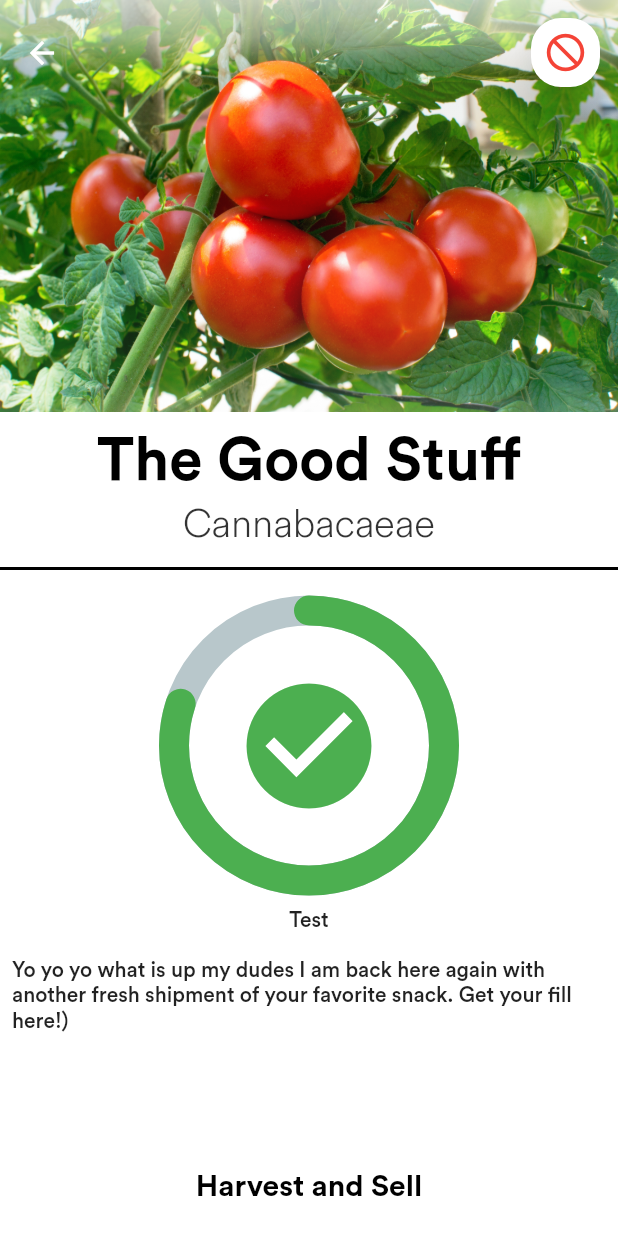
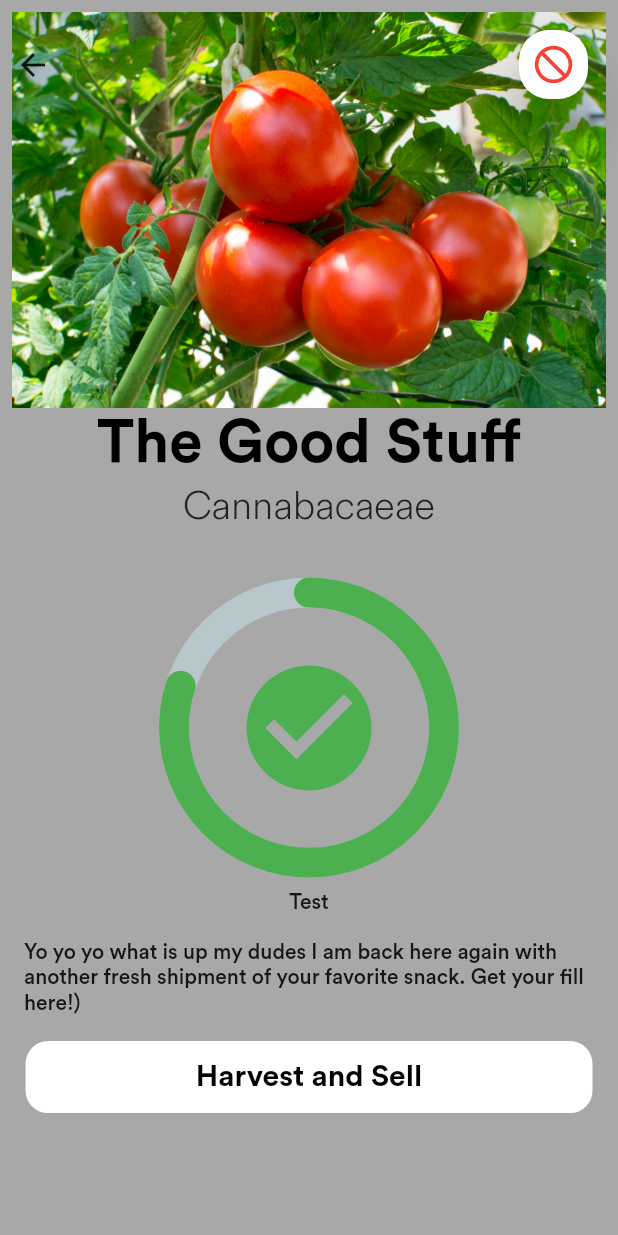
Before and after one commit to PrasannS/farming_app, a Flutter app: the PlantDetails screen opened directly, on a phone screen of 412 x 824 dp. Run offline on Flutter 3.47's test engine with Material 2 defaults, Android fonts, the phone set to English and light mode, and no system bars; drawn by our look-alikes of percent_indicator; our stand-ins replace cloud_firestore, curved_navigation_bar, firebase_auth, firebase_storage, font_awesome_flutter, geolocator and 2 more; accounts and stored records are empty.

Commit message:
fixed vincent's doodoo

```diff
--- a/lib/screens/plant_details.dart
+++ b/lib/screens/plant_details.dart
@@ -1,3 +1,4 @@
+import 'package:farming_app/screens/post_page.dart';
 import 'package:flutter/material.dart';
 import 'package:percent_indicator/circular_percent_indicator.dart';
 
@@ -12,11 +13,11 @@ class _PlantDetailsState extends State<PlantDetails> {
     return Scaffold(
       backgroundColor: Colors.grey.withOpacity(0.9),
       body: SingleChildScrollView(
-        child: SafeArea(
-          child: Container(
-            height: MediaQuery.of(context).size.height,
-            width: MediaQuery.of(context).size.width,
-            color: Colors.white,
+        padding: const EdgeInsets.all(8.0),
+        child: ConstrainedBox(
+          constraints: BoxConstraints(
+            minHeight: MediaQuery.of(context).size.height
+          ),
           child: Column(
           children: [
             Stack(
@@ -25,42 +26,15 @@ class _PlantDetailsState extends State<PlantDetails> {
                    child: Image.asset("assets/img/tomatoes.jpeg",
                    fit: BoxFit.cover,),
                 ),
-                  Align(
-                    alignment: Alignment.topCenter,
-                    child: Container(
-                      height: 100,
-                      decoration: BoxDecoration(
-                        gradient: LinearGradient(
-                          // Where the linear gradient begins and ends
-                          begin: Alignment.topCenter,
-                          end: Alignment.bottomCenter,
-                          // Add one stop for each color. Stops should increase from 0 to 1
-                          colors: [
-                            // Colors are easy thanks to Flutter's Colors class.
-                            Colors.white.withOpacity(0.7),
-                            Colors.white.withOpacity(0.5),
-                            Colors.white.withOpacity(0.07),
-                            Colors.white.withOpacity(0.05),
-                            Colors.white.withOpacity(0.025),
-                          ],
-                        ),
-                      ),
-                      child: Padding(
-                        padding: const EdgeInsets.only(top: 8),
-                        child: Container(),
-                      ),
-                    ),
-                  ),
+
                 Row(
                   mainAxisAlignment: MainAxisAlignment.spaceBetween,
                   children: [
-                      Padding(
-                        padding: const EdgeInsets.all(4.0),
-                        child: IconButton(icon: Icon(Icons.arrow_back,color: Colors.white,),
-                        onPressed: (){
-                          Navigator.pop(context);
-                        })
-                      ),
+                    InkWell(
+                        onTap: () => Navigator.pop(context),
+                        child: Padding(
+                            padding: EdgeInsets.all(2.0),
+                            child: const Icon(Icons.arrow_back))),
                     Row(
                       children: [
                         Padding(
@@ -81,36 +55,14 @@ class _PlantDetailsState extends State<PlantDetails> {
                     ),
                   ],
                 ),
-                  Align(alignment: Alignment.bottomCenter,
-                  child: Container(
-                    height: 380,
-                    decoration: BoxDecoration(
-                      // Box decoration takes a gradient
-                      gradient: LinearGradient(
-                        // Where the linear gradient begins and ends
-                        begin: Alignment.bottomCenter,
-                        end: Alignment.topCenter,
-                        // Add one stop for each color. Stops should increase from 0 to 1
-                        colors: [
-                          Colors.white,
-                          Colors.white.withOpacity(0.09),
-                          Colors.white.withOpacity(0.01),
-                          Colors.white.withOpacity(0.00001),
+
               ],
             ),
-                      border: Border(
-                        bottom: BorderSide(width: 2)
-                      ),
 
-                    ),
-                    child: Padding(
-                      padding: const EdgeInsets.only(top: 8.0),
-                      child: Container(),
-                    ),
-                  ),),
-                  Positioned(
-                    bottom: 0,
-                    child: Container(
+            Expanded(
+              child: Column(
+                children: [
+                  Container(
                     width: MediaQuery.of(context).size.width,
                     alignment: Alignment.bottomCenter,
                     child: Column(
@@ -136,13 +88,6 @@ class _PlantDetailsState extends State<PlantDetails> {
                       ],
                     ),
                   ),
-                  )
-                ],
-              ),
-
-              Expanded(
-                child: Column(
-                  children: [
                   Padding(
                     padding: const EdgeInsets.all(8),
                   ),
@@ -182,7 +127,9 @@ class _PlantDetailsState extends State<PlantDetails> {
                     child: Text('Yo yo yo what is up my dudes I am back here again with another fresh shipment of your favorite snack. Get your fill here!)',
                     ),),
                   ),
-                    Padding(
+                  GestureDetector(
+                    onTap: () => print('go to post page'),
+                    child: Padding(
                       padding:
                       const EdgeInsets.all(9),
                       child: Material(
@@ -198,9 +145,11 @@ class _PlantDetailsState extends State<PlantDetails> {
                               style: TextStyle(
                                   color: Colors.black,
                                   fontWeight: FontWeight.bold,
-                                  fontSize: 20.0),
+                                  fontSize: 20.0
+                              ),
                             ),
                           )),
+                    ),
                   ),
                 ],
               ),
@@ -209,7 +158,6 @@ class _PlantDetailsState extends State<PlantDetails> {
           ),
         ),
       ),
-      ),
 
     );
   }
```
Lines whose indentation alone changed are shown as unchanged.
